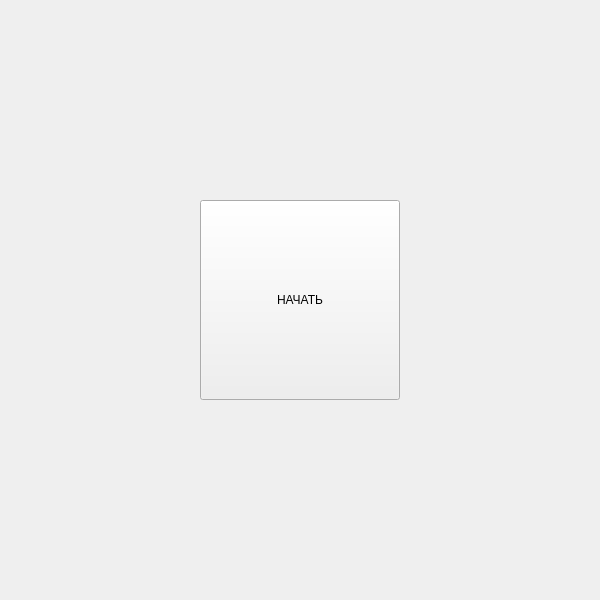
The window that welcome.ui (philipscode/Quiz-for-genetic-algorithm-task) describes before a commit, drawn with Qt 5.
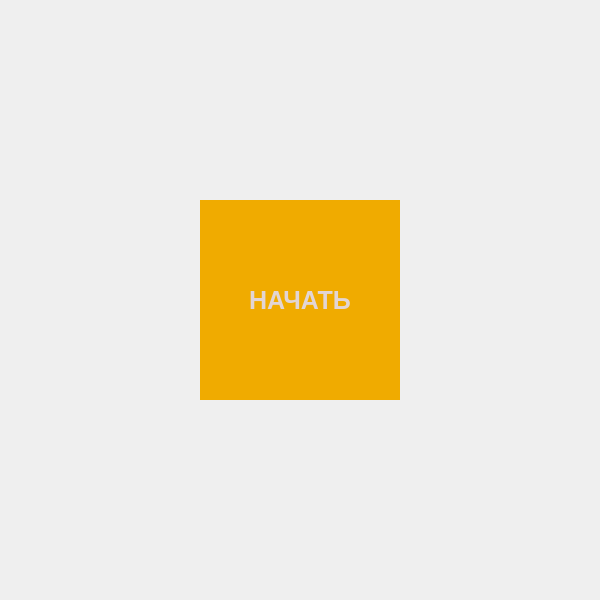
The same window after the commit.

What changed in the file:
```diff
--- a/welcome.ui
+++ b/welcome.ui
@@ -13,6 +13,9 @@
   <property name="windowTitle">
    <string>Form</string>
   </property>
+  <property name="styleSheet">
+   <string notr="true"/>
+  </property>
   <layout class="QGridLayout" name="gridLayout">
    <item row="1" column="2">
     <spacer name="horizontalSpacer_2">
@@ -82,6 +85,13 @@
        <height>800</height>
       </size>
      </property>
+     <property name="styleSheet">
+      <string notr="true">background-color:  rgb(240, 171, 0);
+color: rgb(226, 213, 212);
+font-size: 25px;
+font-weight: 600;
+border: 0px;</string>
+     </property>
      <property name="text">
       <string>НАЧАТЬ</string>
      </property>
```
